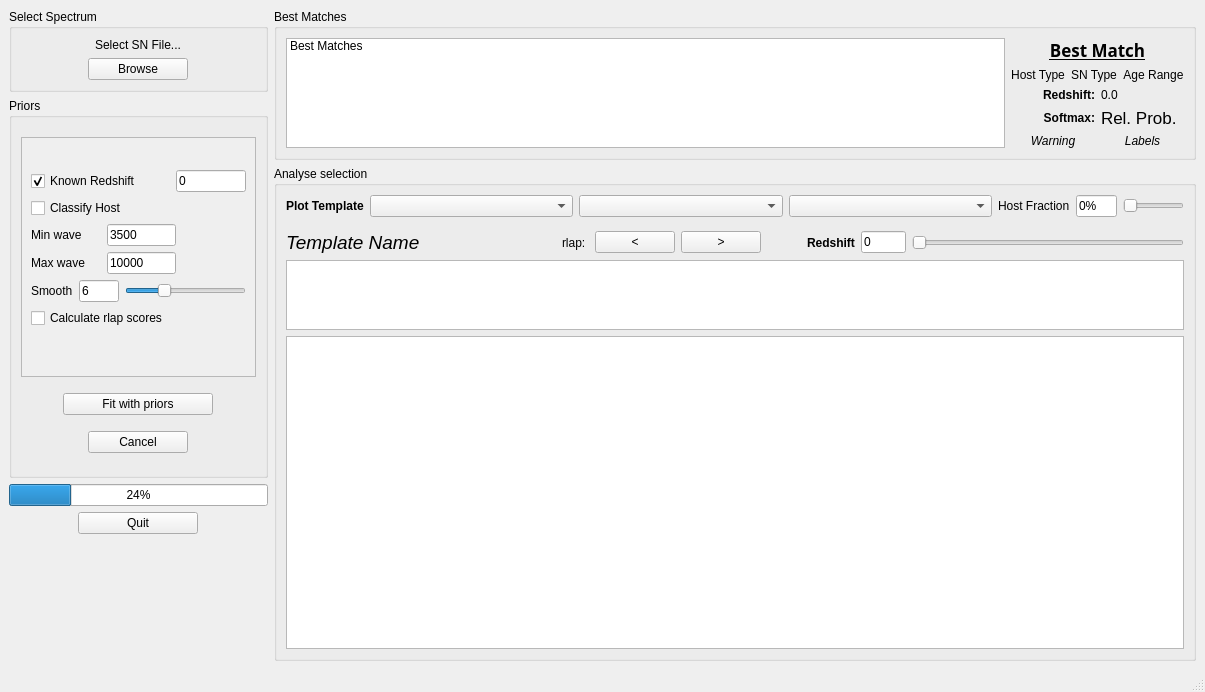
First picture: the form in dash/design.ui, repository daniel-muthukrishna/astrodash, before the edit.
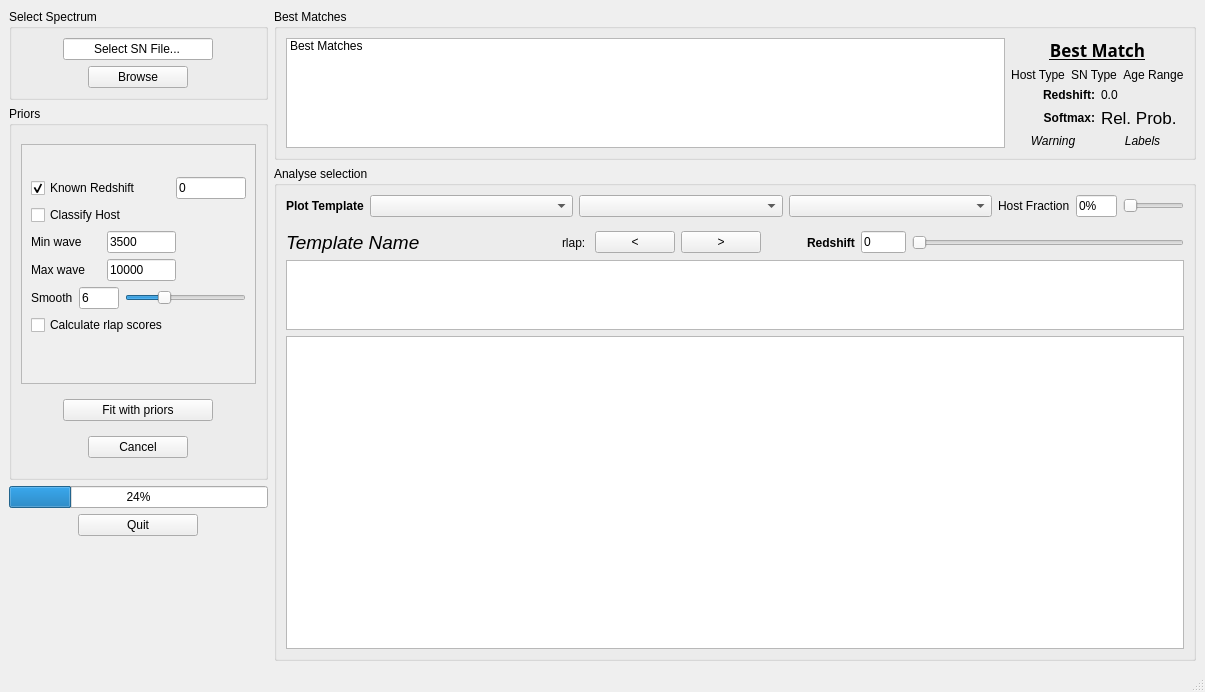
Second picture: the form after the edit. Custom widgets are drawn as their Qt base class.

Commit message: Added read_from_catalog.py for easy addition of other catalogs to be read as an input. Added option to read from the catalog by typing the input name into the GUI

What changed in the file:
```diff
--- a/dash/design.ui
+++ b/dash/design.ui
@@ -70,18 +70,33 @@
              <property name="sizeConstraint">
               <enum>QLayout::SetFixedSize</enum>
              </property>
-             <item alignment="Qt::AlignHCenter|Qt::AlignVCenter">
-              <widget class="QLabel" name="lblInputFilename">
+             <item>
+              <widget class="QLineEdit" name="lineEditInputFilename">
                <property name="maximumSize">
                 <size>
-                 <width>200</width>
+                 <width>150</width>
                  <height>16777215</height>
                 </size>
                </property>
+               <property name="font">
+                <font>
+                 <weight>50</weight>
+                 <italic>false</italic>
+                 <bold>false</bold>
+                 <underline>false</underline>
+                 <kerning>true</kerning>
+                </font>
+               </property>
+               <property name="autoFillBackground">
+                <bool>false</bool>
+               </property>
                <property name="text">
                 <string>Select SN File...</string>
                </property>
-               <property name="wordWrap">
+               <property name="alignment">
+                <set>Qt::AlignCenter</set>
+               </property>
+               <property name="readOnly">
                 <bool>false</bool>
                </property>
               </widget>
```
The commit also changes 5 other files.
